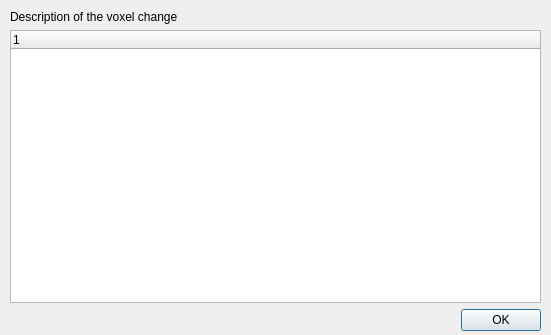
Old version of the form GUI/Qt/Windows/VoxelChangeReportDialog.ui in the repository jilei-hao/itksnap.
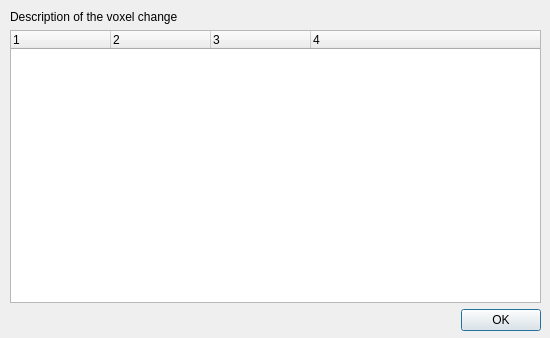
New version of the form.

Commit message: issue #24: Voxel Chagne Report Improvement

Patch:
```diff
--- a/GUI/Qt/Windows/VoxelChangeReportDialog.ui
+++ b/GUI/Qt/Windows/VoxelChangeReportDialog.ui
@@ -6,8 +6,8 @@
    <rect>
     <x>0</x>
     <y>0</y>
-    <width>551</width>
-    <height>335</height>
+    <width>550</width>
+    <height>338</height>
    </rect>
   </property>
   <property name="sizePolicy">
@@ -16,6 +16,18 @@
     <verstretch>0</verstretch>
    </sizepolicy>
   </property>
+  <property name="minimumSize">
+   <size>
+    <width>550</width>
+    <height>338</height>
+   </size>
+  </property>
+  <property name="maximumSize">
+   <size>
+    <width>550</width>
+    <height>338</height>
+   </size>
+  </property>
   <property name="windowTitle">
    <string>Voxel Change Report</string>
   </property>
@@ -38,11 +50,29 @@
     </item>
     <item>
      <widget class="QTreeWidget" name="tree">
+      <property name="columnCount">
+       <number>4</number>
+      </property>
       <column>
        <property name="text">
         <string notr="true">1</string>
        </property>
       </column>
+      <column>
+       <property name="text">
+        <string notr="true">2</string>
+       </property>
+      </column>
+      <column>
+       <property name="text">
+        <string notr="true">3</string>
+       </property>
+      </column>
+      <column>
+       <property name="text">
+        <string notr="true">4</string>
+       </property>
+      </column>
      </widget>
     </item>
     <item>
```
Left out of the diff: 2 changed lines with no effect on the pictures. The commit also changes 5 other files.
